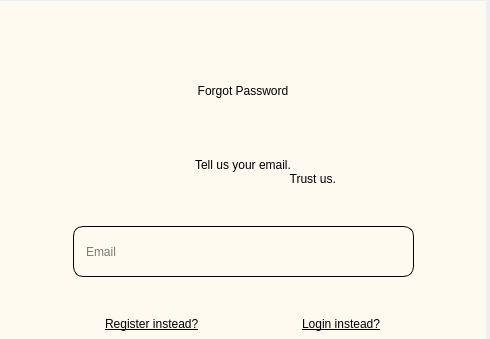
Before: the Qt Designer form UI/ui_startup.ui in lakshya076/Cinematch, drawn with Qt 5; both pictures show x 0 to 490 and y 0 to 339 of the 490 by 560 pixel window.
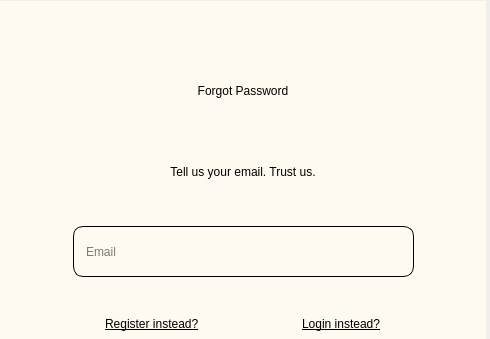
After: the same form once the commit is applied.

The edit to the form file:
```diff
--- a/UI/ui_startup.ui
+++ b/UI/ui_startup.ui
@@ -1090,8 +1090,7 @@
 color:rgb(0,0,0);</string>
                                   </property>
                                   <property name="text">
-                                      <string>Tell us your email.
-                                          Trust us.
+                                      <string>Tell us your email. Trust us.
                                       </string>
                                   </property>
                                   <property name="alignment">
```
